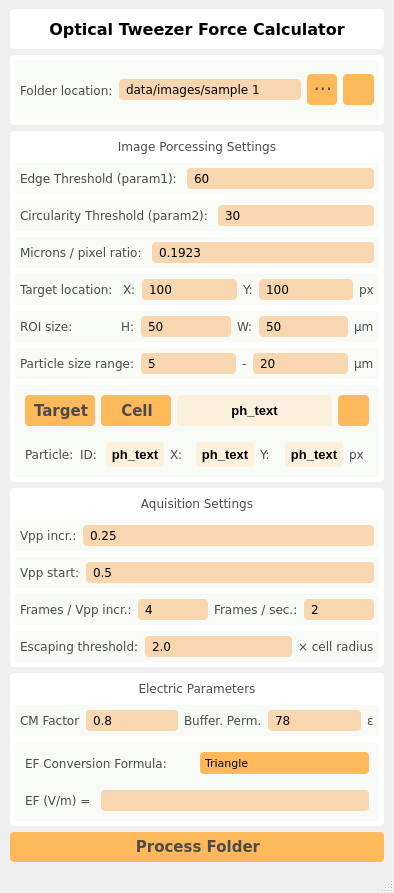
This is ui/main.ui in IoanTivig/OT-DEP-ForceCalculator as Qt 5 draws it before an edit. The edited form follows.
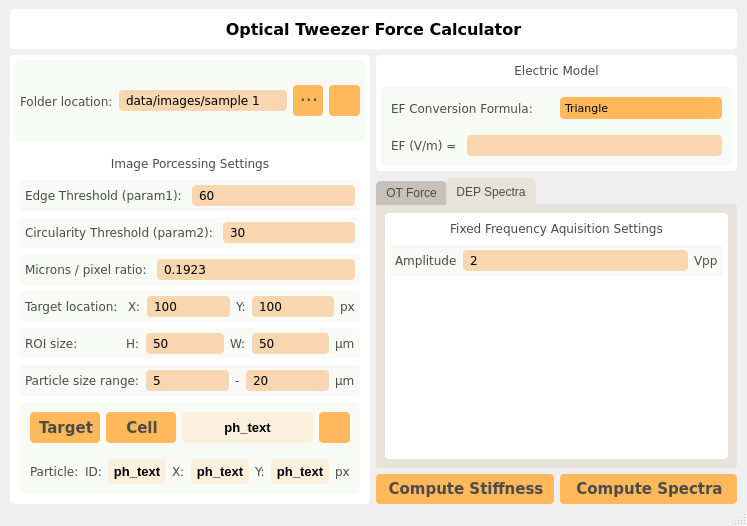
This is the edited form. The open tabs and pages were chosen to show the change. Icons and pictures are not drawn.

Diff of the .ui file:
```diff
--- a/ui/main.ui
+++ b/ui/main.ui
@@ -6,8 +6,8 @@
    <rect>
     <x>0</x>
     <y>0</y>
-    <width>394</width>
-    <height>893</height>
+    <width>747</width>
+    <height>526</height>
    </rect>
   </property>
   <property name="windowTitle">
@@ -21,6 +21,9 @@
     <property name="rightMargin">
      <number>10</number>
     </property>
+    <property name="bottomMargin">
+     <number>0</number>
+    </property>
     <item>
      <widget class="QLabel" name="static_odsc_label_16">
       <property name="minimumSize">
@@ -60,6 +63,13 @@
      </widget>
     </item>
     <item>
+     <layout class="QHBoxLayout" name="horizontalLayout_2">
+      <property name="rightMargin">
+       <number>0</number>
+      </property>
+      <item>
+       <layout class="QVBoxLayout" name="verticalLayout_2">
+        <item>
      <widget class="QFrame" name="verticalFrame_2">
       <property name="minimumSize">
        <size>
@@ -254,11 +264,8 @@
          </layout>
         </widget>
        </item>
-      </layout>
-     </widget>
-    </item>
     <item>
-     <widget class="QFrame" name="verticalFrame_2">
+            <widget class="QFrame" name="verticalFrame_6">
       <property name="styleSheet">
        <string notr="true">background-color: rgb(255, 255, 255);
 border-radius: 4px;</string>
@@ -1488,6 +1495,389 @@
       </layout>
      </widget>
     </item>
+          </layout>
+         </widget>
+        </item>
+       </layout>
+      </item>
+      <item>
+       <layout class="QVBoxLayout" name="verticalLayout_4">
+        <item>
+         <widget class="QFrame" name="verticalFrame_4">
+          <property name="styleSheet">
+           <string notr="true">background-color: rgb(255, 255, 255);
+border-radius: 4px;</string>
+          </property>
+          <layout class="QVBoxLayout" name="verticalLayout_11">
+           <property name="leftMargin">
+            <number>5</number>
+           </property>
+           <property name="topMargin">
+            <number>5</number>
+           </property>
+           <property name="rightMargin">
+            <number>5</number>
+           </property>
+           <property name="bottomMargin">
+            <number>5</number>
+           </property>
+           <item>
+            <widget class="QLabel" name="static_odsc_label_26">
+             <property name="minimumSize">
+              <size>
+               <width>0</width>
+               <height>21</height>
+              </size>
+             </property>
+             <property name="font">
+              <font>
+               <family>Verdana</family>
+               <pointsize>9</pointsize>
+               <weight>50</weight>
+               <italic>false</italic>
+               <bold>false</bold>
+              </font>
+             </property>
+             <property name="styleSheet">
+              <string notr="true">color: rgb(75, 75, 75);</string>
+             </property>
+             <property name="text">
+              <string>Electric Model</string>
+             </property>
+             <property name="alignment">
+              <set>Qt::AlignCenter</set>
+             </property>
+            </widget>
+           </item>
+           <item>
+            <widget class="QFrame" name="frame_8">
+             <property name="styleSheet">
+              <string notr="true">background-color: rgb(247, 250, 245);
+border-radius: 4px;</string>
+             </property>
+             <layout class="QVBoxLayout" name="verticalLayout_10" stretch="0,0">
+              <property name="leftMargin">
+               <number>5</number>
+              </property>
+              <property name="topMargin">
+               <number>5</number>
+              </property>
+              <property name="rightMargin">
+               <number>5</number>
+              </property>
+              <property name="bottomMargin">
+               <number>5</number>
+              </property>
+              <item>
+               <layout class="QHBoxLayout" name="horizontalLayout_3">
+                <property name="leftMargin">
+                 <number>5</number>
+                </property>
+                <property name="topMargin">
+                 <number>5</number>
+                </property>
+                <property name="rightMargin">
+                 <number>5</number>
+                </property>
+                <property name="bottomMargin">
+                 <number>5</number>
+                </property>
+                <item>
+                 <widget class="QLabel" name="static_odsc_label_20">
+                  <property name="minimumSize">
+                   <size>
+                    <width>0</width>
+                    <height>21</height>
+                   </size>
+                  </property>
+                  <property name="font">
+                   <font>
+                    <family>Verdana</family>
+                    <pointsize>9</pointsize>
+                    <weight>50</weight>
+                    <italic>false</italic>
+                    <bold>false</bold>
+                   </font>
+                  </property>
+                  <property name="styleSheet">
+                   <string notr="true">color: rgb(75, 75, 75);</string>
+                  </property>
+                  <property name="text">
+                   <string>EF Conversion Formula:</string>
+                  </property>
+                 </widget>
+                </item>
+                <item>
+                 <widget class="QComboBox" name="pyqt5_combo_ef_formula">
+                  <property name="minimumSize">
+                   <size>
+                    <width>0</width>
+                    <height>22</height>
+                   </size>
+                  </property>
+                  <property name="font">
+                   <font>
+                    <family>Verdana</family>
+                    <pointsize>8</pointsize>
+                   </font>
+                  </property>
+                  <property name="styleSheet">
+                   <string notr="true">QComboBox
+{
+border-radius: 4px;
+padding-left: 5px;
+background-color: rgb(255, 184, 90);
+}
+
+QComboBox:hover
+{
+background-color: rgb(248,214,176);
+}
+
+QComboBox::drop-down{
+background-color: transparent;
+border-radius: 4px;
+}
+
+QComboBox::drop-down:hover{
+background-color: transparent;
+}
+
+QComboBox::down-arrow
+{
+image: url(:/ui/qt/resources/dropdown/dropdown_arrow.png);
+margin-right: 5px;
+}
+
+QComboBox QListView {
+background-color: rgb(255, 184, 90);
+padding:4px;
+}
+
+QComboBox QListView::item {
+padding:15px;
+}
+
+</string>
+                  </property>
+                  <property name="editable">
+                   <bool>false</bool>
+                  </property>
+                  <property name="currentIndex">
+                   <number>0</number>
+                  </property>
+                  <property name="frame">
+                   <bool>true</bool>
+                  </property>
+                  <item>
+                   <property name="text">
+                    <string>Triangle</string>
+                   </property>
+                  </item>
+                  <item>
+                   <property name="text">
+                    <string>OpenDEP</string>
+                   </property>
+                  </item>
+                  <item>
+                   <property name="text">
+                    <string>SingleDEP</string>
+                   </property>
+                  </item>
+                  <item>
+                   <property name="text">
+                    <string>Custom</string>
+                   </property>
+                  </item>
+                 </widget>
+                </item>
+               </layout>
+              </item>
+              <item>
+               <layout class="QHBoxLayout" name="horizontalLayout">
+                <property name="leftMargin">
+                 <number>5</number>
+                </property>
+                <property name="topMargin">
+                 <number>5</number>
+                </property>
+                <property name="rightMargin">
+                 <number>5</number>
+                </property>
+                <property name="bottomMargin">
+                 <number>5</number>
+                </property>
+                <item>
+                 <widget class="QLabel" name="static_odsc_label_32">
+                  <property name="minimumSize">
+                   <size>
+                    <width>0</width>
+                    <height>21</height>
+                   </size>
+                  </property>
+                  <property name="font">
+                   <font>
+                    <family>Verdana</family>
+                    <pointsize>9</pointsize>
+                    <weight>50</weight>
+                    <italic>false</italic>
+                    <bold>false</bold>
+                   </font>
+                  </property>
+                  <property name="styleSheet">
+                   <string notr="true">color: rgb(75, 75, 75);</string>
+                  </property>
+                  <property name="text">
+                   <string>EF (V/m) = </string>
+                  </property>
+                 </widget>
+                </item>
+                <item>
+                 <widget class="QLineEdit" name="pyqt5_entry_ef_custom_formula">
+                  <property name="enabled">
+                   <bool>true</bool>
+                  </property>
+                  <property name="minimumSize">
+                   <size>
+                    <width>0</width>
+                    <height>21</height>
+                   </size>
+                  </property>
+                  <property name="font">
+                   <font>
+                    <family>Verdana</family>
+                   </font>
+                  </property>
+                  <property name="styleSheet">
+                   <string notr="true">QLineEdit {
+border-radius: 4px;
+padding: 0px 5px 0px 5px;
+background-color: rgb(248,214,176);
+}
+
+QLineEdit:disabled {
+	background-color: rgb(220, 204, 191);
+}</string>
+                  </property>
+                  <property name="text">
+                   <string/>
+                  </property>
+                 </widget>
+                </item>
+               </layout>
+              </item>
+             </layout>
+            </widget>
+           </item>
+          </layout>
+         </widget>
+        </item>
+        <item>
+         <widget class="QTabWidget" name="pyqt5_tabwidget_aquisition_type">
+          <property name="styleSheet">
+           <string notr="true">QTabWidget::pane {
+	background-color: rgb(232, 227, 218);
+	border: none;
+	border-radius: 3px;
+}
+
+QTabWidget::tab-bar:top {
+    top: 1px;
+}
+
+QTabWidget::tab-bar:bottom {
+    bottom: 1px;
+}
+
+QTabWidget::tab-bar:left {
+    right: 1px;
+}
+
+QTabWidget::tab-bar:right {
+    left: 1px;
+}
+
+QTabBar::tab {
+border-top-right-radius:5px;
+border-top-left-radius:5px;
+color: rgb(75, 75, 75);
+}
+
+QTabBar::tab:selected {
+    ;
+	background-color: rgb(232, 227, 218);
+}
+
+QTabBar::tab:!selected {
+    background: rgb(199, 194, 185);
+}
+
+QTabBar::tab:!selected:hover {
+    background: #999;
+}
+
+QTabBar::tab:top:!selected {
+    margin-top: 3px;
+}
+
+QTabBar::tab:bottom:!selected {
+    margin-bottom: 3px;
+}
+
+QTabBar::tab:top, QTabBar::tab:bottom {
+    min-width: 8ex;
+    margin-right: -1px;
+    padding: 5px 10px 5px 10px;
+}
+
+QTabBar::tab:top:selected {
+    border-bottom-color: none;
+}
+
+QTabBar::tab:bottom:selected {
+    border-top-color: none;
+}
+
+QTabBar::tab:top:last, QTabBar::tab:bottom:last,
+QTabBar::tab:top:only-one, QTabBar::tab:bottom:only-one {
+    margin-right: 0;
+}
+
+QTabBar::tab:left:!selected {
+    margin-right: 3px;
+}
+
+QTabBar::tab:right:!selected {
+    margin-left: 3px;
+}
+
+QTabBar::tab:left, QTabBar::tab:right {
+    min-height: 8ex;
+    margin-bottom: -1px;
+    padding: 10px 5px 10px 5px;
+}
+
+QTabBar::tab:left:selected {
+    border-left-color: none;
+}
+
+QTabBar::tab:right:selected {
+    border-right-color: none;
+}
+
+QTabBar::tab:left:last, QTabBar::tab:right:last,
+QTabBar::tab:left:only-one, QTabBar::tab:right:only-one {
+    margin-bottom: 0;
+}</string>
+          </property>
+          <property name="currentIndex">
+           <number>0</number>
+          </property>
+          <widget class="QWidget" name="tab">
+           <attribute name="title">
+            <string>OT Force</string>
+           </attribute>
+           <layout class="QVBoxLayout" name="verticalLayout_5">
     <item>
      <widget class="QFrame" name="verticalFrame_3">
       <property name="styleSheet">
@@ -1528,7 +1918,7 @@
           <string notr="true">color: rgb(75, 75, 75);</string>
          </property>
          <property name="text">
-          <string>Aquisition Settings</string>
+                  <string>Amplitude Ramping Aquisition Settings</string>
          </property>
          <property name="alignment">
           <set>Qt::AlignCenter</set>
@@ -1933,56 +2323,6 @@
          </layout>
         </widget>
        </item>
-      </layout>
-     </widget>
-    </item>
-    <item>
-     <widget class="QFrame" name="verticalFrame_4">
-      <property name="styleSheet">
-       <string notr="true">background-color: rgb(255, 255, 255);
-border-radius: 4px;</string>
-      </property>
-      <layout class="QVBoxLayout" name="verticalLayout_11">
-       <property name="leftMargin">
-        <number>5</number>
-       </property>
-       <property name="topMargin">
-        <number>5</number>
-       </property>
-       <property name="rightMargin">
-        <number>5</number>
-       </property>
-       <property name="bottomMargin">
-        <number>5</number>
-       </property>
-       <item>
-        <widget class="QLabel" name="static_odsc_label_26">
-         <property name="minimumSize">
-          <size>
-           <width>0</width>
-           <height>21</height>
-          </size>
-         </property>
-         <property name="font">
-          <font>
-           <family>Verdana</family>
-           <pointsize>9</pointsize>
-           <weight>50</weight>
-           <italic>false</italic>
-           <bold>false</bold>
-          </font>
-         </property>
-         <property name="styleSheet">
-          <string notr="true">color: rgb(75, 75, 75);</string>
-         </property>
-         <property name="text">
-          <string>Electric Parameters</string>
-         </property>
-         <property name="alignment">
-          <set>Qt::AlignCenter</set>
-         </property>
-        </widget>
-       </item>
        <item>
         <widget class="QFrame" name="frame_7">
          <property name="styleSheet">
@@ -2144,13 +2484,70 @@
          </layout>
         </widget>
        </item>
+              </layout>
+             </widget>
+            </item>
+           </layout>
+          </widget>
+          <widget class="QWidget" name="tab_2">
+           <attribute name="title">
+            <string>DEP Spectra</string>
+           </attribute>
+           <layout class="QVBoxLayout" name="verticalLayout_6">
        <item>
-        <widget class="QFrame" name="frame_8">
+             <widget class="QFrame" name="verticalFrame_5">
+              <property name="styleSheet">
+               <string notr="true">background-color: rgb(255, 255, 255);
+border-radius: 4px;</string>
+              </property>
+              <layout class="QVBoxLayout" name="verticalLayout_14">
+               <property name="leftMargin">
+                <number>5</number>
+               </property>
+               <property name="topMargin">
+                <number>5</number>
+               </property>
+               <property name="rightMargin">
+                <number>5</number>
+               </property>
+               <property name="bottomMargin">
+                <number>5</number>
+               </property>
+               <item>
+                <widget class="QLabel" name="static_odsc_label_44">
+                 <property name="minimumSize">
+                  <size>
+                   <width>0</width>
+                   <height>21</height>
+                  </size>
+                 </property>
+                 <property name="font">
+                  <font>
+                   <family>Verdana</family>
+                   <pointsize>9</pointsize>
+                   <weight>50</weight>
+                   <italic>false</italic>
+                   <bold>false</bold>
+                  </font>
+                 </property>
+                 <property name="styleSheet">
+                  <string notr="true">color: rgb(75, 75, 75);</string>
+                 </property>
+                 <property name="text">
+                  <string>Fixed Frequency Aquisition Settings</string>
+                 </property>
+                 <property name="alignment">
+                  <set>Qt::AlignCenter</set>
+                 </property>
+                </widget>
+               </item>
+               <item>
+                <widget class="QFrame" name="frame_20">
          <property name="styleSheet">
           <string notr="true">background-color: rgb(247, 250, 245);
 border-radius: 4px;</string>
          </property>
-         <layout class="QVBoxLayout" name="verticalLayout_10" stretch="0,0">
+                 <layout class="QHBoxLayout" name="horizontalLayout_22" stretch="0,0,0">
           <property name="leftMargin">
            <number>5</number>
           </property>
@@ -2164,21 +2561,7 @@
            <number>5</number>
           </property>
           <item>
-           <layout class="QHBoxLayout" name="horizontalLayout_3">
-            <property name="leftMargin">
-             <number>5</number>
-            </property>
-            <property name="topMargin">
-             <number>5</number>
-            </property>
-            <property name="rightMargin">
-             <number>5</number>
-            </property>
-            <property name="bottomMargin">
-             <number>5</number>
-            </property>
-            <item>
-             <widget class="QLabel" name="static_odsc_label_20">
+                   <widget class="QLabel" name="static_odsc_label_46">
               <property name="minimumSize">
                <size>
                 <width>0</width>
@@ -2198,137 +2581,12 @@
                <string notr="true">color: rgb(75, 75, 75);</string>
               </property>
               <property name="text">
-               <string>EF Conversion Formula:</string>
+                     <string>Amplitude</string>
               </property>
              </widget>
             </item>
             <item>
-             <widget class="QComboBox" name="pyqt5_combo_ef_formula">
-              <property name="minimumSize">
-               <size>
-                <width>0</width>
-                <height>22</height>
-               </size>
-              </property>
-              <property name="font">
-               <font>
-                <family>Verdana</family>
-                <pointsize>8</pointsize>
-               </font>
-              </property>
-              <property name="styleSheet">
-               <string notr="true">QComboBox
-{
-border-radius: 4px;
-padding-left: 5px;
-background-color: rgb(255, 184, 90);
-}
-
-QComboBox:hover
-{
-background-color: rgb(248,214,176);
-}
-
-QComboBox::drop-down{
-background-color: transparent;
-border-radius: 4px;
-}
-
-QComboBox::drop-down:hover{
-background-color: transparent;
-}
-
-QComboBox::down-arrow
-{
-image: url(:/ui/qt/resources/dropdown/dropdown_arrow.png);
-margin-right: 5px;
-}
-
-QComboBox QListView {
-background-color: rgb(255, 184, 90);
-padding:4px;
-}
-
-QComboBox QListView::item {
-padding:15px;
-}
-
-</string>
-              </property>
-              <property name="editable">
-               <bool>false</bool>
-              </property>
-              <property name="currentIndex">
-               <number>0</number>
-              </property>
-              <property name="frame">
-               <bool>true</bool>
-              </property>
-              <item>
-               <property name="text">
-                <string>Triangle</string>
-               </property>
-              </item>
-              <item>
-               <property name="text">
-                <string>OpenDEP</string>
-               </property>
-              </item>
-              <item>
-               <property name="text">
-                <string>SingleDEP</string>
-               </property>
-              </item>
-              <item>
-               <property name="text">
-                <string>Custom</string>
-               </property>
-              </item>
-             </widget>
-            </item>
-           </layout>
-          </item>
-          <item>
-           <layout class="QHBoxLayout" name="horizontalLayout">
-            <property name="leftMargin">
-             <number>5</number>
-            </property>
-            <property name="topMargin">
-             <number>5</number>
-            </property>
-            <property name="rightMargin">
-             <number>5</number>
-            </property>
-            <property name="bottomMargin">
-             <number>5</number>
-            </property>
-            <item>
-             <widget class="QLabel" name="static_odsc_label_32">
-              <property name="minimumSize">
-               <size>
-                <width>0</width>
-                <height>21</height>
-               </size>
-              </property>
-              <property name="font">
-               <font>
-                <family>Verdana</family>
-                <pointsize>9</pointsize>
-                <weight>50</weight>
-                <italic>false</italic>
-                <bold>false</bold>
-               </font>
-              </property>
-              <property name="styleSheet">
-               <string notr="true">color: rgb(75, 75, 75);</string>
-              </property>
-              <property name="text">
-               <string>EF (V/m) = </string>
-              </property>
-             </widget>
-            </item>
-            <item>
-             <widget class="QLineEdit" name="pyqt5_entry_ef_custom_formula">
+                   <widget class="QLineEdit" name="pyqt5_entry_dep_vpp">
               <property name="enabled">
                <bool>true</bool>
               </property>
@@ -2355,20 +2613,62 @@
 }</string>
               </property>
               <property name="text">
-               <string/>
+                     <string>2</string>
               </property>
              </widget>
             </item>
-           </layout>
-          </item>
+                  <item>
+                   <widget class="QLabel" name="static_odsc_label_47">
+                    <property name="minimumSize">
+                     <size>
+                      <width>0</width>
+                      <height>21</height>
+                     </size>
+                    </property>
+                    <property name="font">
+                     <font>
+                      <family>Verdana</family>
+                      <pointsize>9</pointsize>
+                      <weight>50</weight>
+                      <italic>false</italic>
+                      <bold>false</bold>
+                     </font>
+                    </property>
+                    <property name="styleSheet">
+                     <string notr="true">color: rgb(75, 75, 75);</string>
+                    </property>
+                    <property name="text">
+                     <string>Vpp</string>
+                    </property>
+                   </widget>
+                  </item>
+                 </layout>
+                </widget>
+               </item>
+               <item>
+                <spacer name="verticalSpacer">
+                 <property name="orientation">
+                  <enum>Qt::Vertical</enum>
+                 </property>
+                 <property name="sizeHint" stdset="0">
+                  <size>
+                   <width>20</width>
+                   <height>40</height>
+                  </size>
+                 </property>
+                </spacer>
+               </item>
          </layout>
         </widget>
        </item>
       </layout>
      </widget>
+         </widget>
     </item>
     <item>
-     <widget class="QPushButton" name="pyqt5_button_start_processing">
+         <layout class="QHBoxLayout" name="horizontalLayout_4">
+          <item>
+           <widget class="QPushButton" name="pyqt5_button_compute_stiffness">
       <property name="minimumSize">
        <size>
         <width>91</width>
@@ -2401,12 +2701,57 @@
 }</string>
       </property>
       <property name="text">
-       <string>Process Folder</string>
+             <string>Compute Stiffness</string>
       </property>
      </widget>
     </item>
-   </layout>
+          <item>
+           <widget class="QPushButton" name="pyqt5_button_compute_spectra">
+            <property name="minimumSize">
+             <size>
+              <width>91</width>
+              <height>30</height>
+             </size>
+            </property>
+            <property name="font">
+             <font>
+              <family>Verdana</family>
+              <pointsize>11</pointsize>
+              <weight>75</weight>
+              <bold>true</bold>
+             </font>
+            </property>
+            <property name="styleSheet">
+             <string notr="true">QPushButton {
+	border-radius: 4px;
+	background-color: rgb(255, 184, 90);
+	padding-left: 2px;
+	color: rgb(75, 75, 75);
+}
+QPushButton:hover{
+	background-color: rgb(248,214,176);	
+}
+QPushButton:pressed{
+	background-color: rgb(179, 197, 192);
+}
+QPushButton:disabled{
+	background-color: rgb(243, 239, 219);
+}</string>
+            </property>
+            <property name="text">
+             <string>Compute Spectra</string>
+            </property>
+           </widget>
+          </item>
+         </layout>
+        </item>
+       </layout>
+      </item>
+     </layout>
+    </item>
+   </layout>
   </widget>
+  <widget class="QStatusBar" name="statusbar"/>
   <widget class="QMenuBar" name="menubar">
    <property name="geometry">
     <rect>
@@ -2417,7 +2762,6 @@
     </rect>
    </property>
   </widget>
-  <widget class="QStatusBar" name="statusbar"/>
  </widget>
  <resources>
   <include location="../../OpenDEP Control/ui/resources/graphical_resources.qrc"/>
```
Left out of the diff: 2 changed lines with no effect on the pictures. Lines whose indentation alone changed are shown as unchanged.
